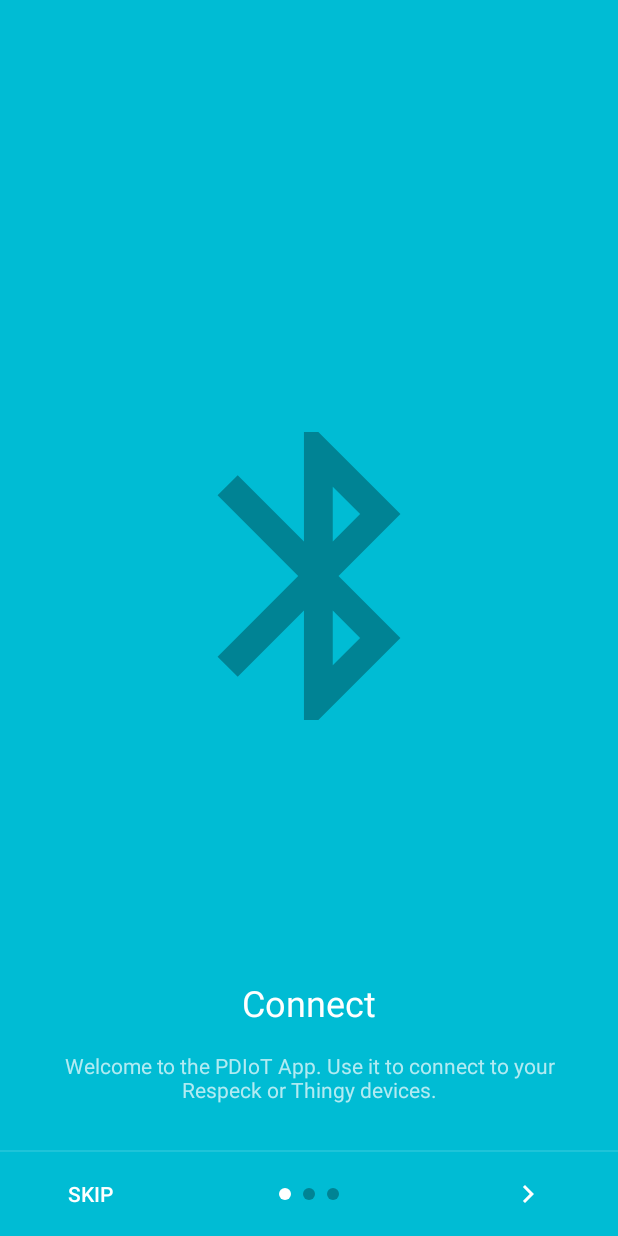
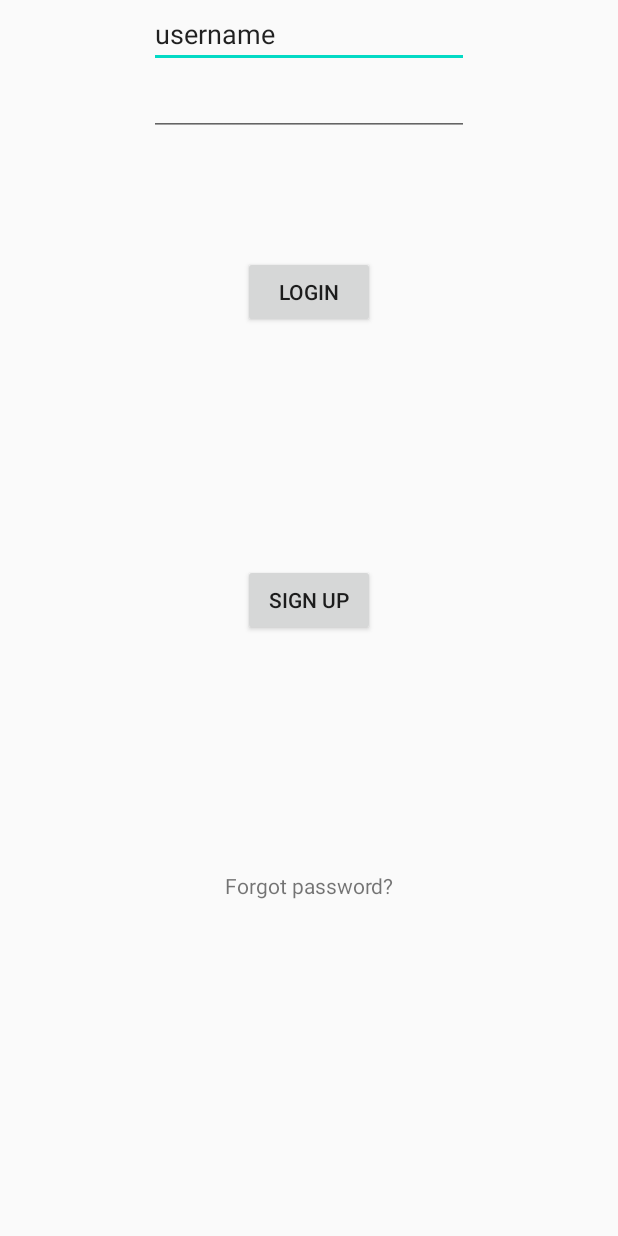
Before and after one commit to Steven-Chang1114/pdiotapp, an Android app: the screen it shows after launch (OnBoardingActivity before the commit, MainPage after it), on a phone screen of 412 x 824 dp. Run offline under Robolectric (Android 15) with nearby library versions, the phone set to English and light mode, and no system bars.

Commit message:
Add login page

```diff
--- a/app/src/main/AndroidManifest.xml
+++ b/app/src/main/AndroidManifest.xml
@@ -11,6 +11,7 @@
     <uses-permission android:name="android.permission.WRITE_EXTERNAL_STORAGE" />
     <uses-permission android:name="android.permission.FOREGROUND_SERVICE" />
     <uses-permission android:name="android.permission.NFC" />
+    <uses-permission android:name="android.permission.GET_ACCOUNTS" />
 
     <uses-feature
         android:name="android.hardware.bluetooth_le"
@@ -81,6 +82,26 @@
             </intent-filter>
         </activity>
 
+        <activity
+            android:name=".MainActivity"
+            android:screenOrientation="portrait">
+            <intent-filter>
+                <action android:name="com.specknet.respeck.RESPECK_LIVE_BROADCAST" />
+            </intent-filter>
+            <intent-filter>
+                <action android:name="com.specknet.respeck.ACTION_RESPECK_LIVE_BROADCAST" />
+            </intent-filter>
+            <intent-filter>
+                <action android:name="com.specknet.respeck.ACTION_RESPECK_REHAB_BROADCAST" />
+            </intent-filter>
+            <intent-filter>
+                <action android:name="com.specknet.respeck.RESPECK_REHAB_BROADCAST" />
+            </intent-filter>
+            <intent-filter>
+                <action android:name="com.specknet.pdiotapp.RESPECK_BROADCAST" />
+            </intent-filter>
+        </activity>
+
         <service
             android:name=".bluetooth.BluetoothService"
             android:enabled="true"
@@ -97,7 +118,7 @@
             android:name=".RecordingActivity"
             android:screenOrientation="portrait" />
         <activity
-            android:name=".MainActivity"
+            android:name=".MainPage"
             android:screenOrientation="portrait">
             <intent-filter>
                 <action android:name="android.intent.action.MAIN" />
--- a/app/src/main/java/com/specknet/pdiotapp/MainActivity.kt
+++ b/app/src/main/java/com/specknet/pdiotapp/MainActivity.kt
@@ -184,7 +184,7 @@ class MainActivity : AppCompatActivity() {
 
     override fun onDestroy() {
         super.onDestroy()
-        System.exit(0)
+//        System.exit(0)
     }
 
     override fun onRequestPermissionsResult(
--- /dev/null
+++ b/app/src/main/java/com/specknet/pdiotapp/MainPage.kt
@@ -0,0 +1,33 @@
+package com.specknet.pdiotapp
+
+import android.content.Intent
+import androidx.appcompat.app.AppCompatActivity
+import android.os.Bundle
+import android.widget.Button
+
+class MainPage : AppCompatActivity() {
+
+    // buttons and textviews
+    lateinit var loginBtn: Button
+
+    override fun onCreate(savedInstanceState: Bundle?) {
+        super.onCreate(savedInstanceState)
+        setContentView(R.layout.login)
+
+        loginBtn = findViewById(R.id.login_btn)
+
+        setupClickListeners()
+    }
+
+    fun setupClickListeners() {
+        loginBtn.setOnClickListener {
+            val intent = Intent(this, MainActivity::class.java)
+            startActivity(intent)
+        }
+    }
+
+    override fun onDestroy() {
+        super.onDestroy()
+        System.exit(0)
+    }
+}
--- a/app/src/main/java/com/specknet/pdiotapp/bluetooth/BluetoothSpeckService.java
+++ b/app/src/main/java/com/specknet/pdiotapp/bluetooth/BluetoothSpeckService.java
@@ -13,7 +13,6 @@ import android.content.BroadcastReceiver;
 import android.content.Context;
 import android.content.Intent;
 import android.content.IntentFilter;
-import android.content.SharedPreferences;
 import android.graphics.Color;
 import android.os.Build;
 import android.os.Handler;
@@ -28,7 +27,7 @@ import androidx.core.app.NotificationCompat;
 import com.polidea.rxandroidble.RxBleClient;
 import com.polidea.rxandroidble.RxBleConnection;
 import com.polidea.rxandroidble.RxBleDevice;
-import com.specknet.pdiotapp.MainActivity;
+import com.specknet.pdiotapp.MainPage;
 import com.specknet.pdiotapp.R;
 import com.specknet.pdiotapp.utils.Constants;
 import com.specknet.pdiotapp.utils.RESpeckPacketHandler;
@@ -37,7 +36,6 @@ import com.specknet.pdiotapp.utils.ThingyPacketHandler;
 import com.specknet.pdiotapp.utils.Utils;
 
 import java.util.Arrays;
-import java.util.Map;
 import java.util.Timer;
 import java.util.TimerTask;
 import java.util.UUID;
@@ -156,7 +154,7 @@ public class BluetoothSpeckService extends Service {
     private void startInForeground() {
         Log.d(TAG, "startInForeground: here");
         if (android.os.Build.VERSION.SDK_INT < android.os.Build.VERSION_CODES.O) {
-            Intent notificationIntent = new Intent(this, MainActivity.class);
+            Intent notificationIntent = new Intent(this, MainPage.class);
             PendingIntent pendingIntent = PendingIntent.getActivity(this, 0, notificationIntent, 0);
 
             Notification notification = new Notification.Builder(this).setContentTitle(
--- a/app/src/main/res/layout/activity_main.xml
+++ b/app/src/main/res/layout/activity_main.xml
@@ -5,7 +5,7 @@
     android:layout_width="match_parent"
     android:layout_height="match_parent"
     android:id="@+id/coordinatorLayout"
-    tools:context=".MainActivity">
+    tools:context=".MainPage">
 
     <androidx.constraintlayout.widget.ConstraintLayout
         android:layout_width="match_parent"
--- /dev/null
+++ b/app/src/main/res/layout/login.xml
@@ -0,0 +1,88 @@
+<?xml version="1.0" encoding="utf-8"?>
+<androidx.constraintlayout.widget.ConstraintLayout xmlns:android="http://schemas.android.com/apk/res/android"
+    xmlns:app="http://schemas.android.com/apk/res-auto"
+    xmlns:tools="http://schemas.android.com/tools"
+    android:layout_width="match_parent"
+    android:layout_height="match_parent">
+
+    <androidx.constraintlayout.widget.ConstraintLayout
+        android:id="@+id/main"
+        android:layout_width="0dp"
+        android:layout_height="600dp"
+        app:layout_constraintBottom_toTopOf="@+id/oauth"
+        app:layout_constraintEnd_toEndOf="parent"
+        app:layout_constraintStart_toStartOf="parent"
+        app:layout_constraintTop_toTopOf="parent">
+
+        <TextView
+            android:id="@+id/sign_up_title"
+            android:layout_width="wrap_content"
+            android:layout_height="wrap_content"
+            android:text="Sign in"
+            app:layout_constraintBottom_toTopOf="@+id/username"
+            app:layout_constraintEnd_toEndOf="parent"
+            app:layout_constraintStart_toStartOf="parent" />
+
+        <EditText
+            android:id="@+id/username"
+            android:layout_width="wrap_content"
+            android:layout_height="wrap_content"
+            android:ems="10"
+            android:inputType="textPersonName"
+            android:text="username"
+            app:layout_constraintEnd_toEndOf="parent"
+            app:layout_constraintStart_toStartOf="parent"
+            tools:layout_editor_absoluteY="103dp" />
+
+        <EditText
+            android:id="@+id/password"
+            android:layout_width="wrap_content"
+            android:layout_height="wrap_content"
+            android:ems="10"
+            android:inputType="textPassword"
+            app:layout_constraintEnd_toEndOf="parent"
+            app:layout_constraintStart_toStartOf="parent"
+            app:layout_constraintTop_toBottomOf="@+id/username" />
+
+        <Button
+            android:id="@+id/login_btn"
+            android:layout_width="wrap_content"
+            android:layout_height="wrap_content"
+            android:layout_marginTop="80dp"
+            android:text="Login"
+            app:layout_constraintEnd_toEndOf="parent"
+            app:layout_constraintHorizontal_bias="0.501"
+            app:layout_constraintStart_toStartOf="parent"
+            app:layout_constraintTop_toBottomOf="@+id/password" />
+
+        <TextView
+            android:id="@+id/forgotpassword"
+            android:layout_width="wrap_content"
+            android:layout_height="wrap_content"
+            android:text="Forgot password?"
+            app:layout_constraintBottom_toBottomOf="parent"
+            app:layout_constraintEnd_toEndOf="parent"
+            app:layout_constraintStart_toStartOf="parent" />
+
+        <Button
+            android:id="@+id/signup_btn"
+            android:layout_width="wrap_content"
+            android:layout_height="wrap_content"
+            android:text="Sign Up"
+            app:layout_constraintBottom_toTopOf="@+id/forgotpassword"
+            app:layout_constraintEnd_toEndOf="parent"
+            app:layout_constraintStart_toStartOf="parent"
+            app:layout_constraintTop_toBottomOf="@+id/login_btn" />
+    </androidx.constraintlayout.widget.ConstraintLayout>
+
+    <androidx.constraintlayout.widget.ConstraintLayout
+        android:id="@+id/oauth"
+        android:layout_width="wrap_content"
+        android:layout_height="0dp"
+        app:layout_constraintBottom_toBottomOf="parent"
+        app:layout_constraintEnd_toEndOf="parent"
+        app:layout_constraintStart_toStartOf="parent"
+        app:layout_constraintTop_toBottomOf="@+id/main">
+
+    </androidx.constraintlayout.widget.ConstraintLayout>
+</androidx.constraintlayout.widget.ConstraintLayout>
--- a/app/src/main/res/menu/menu_main.xml
+++ b/app/src/main/res/menu/menu_main.xml
@@ -2,7 +2,7 @@
 <menu xmlns:android="http://schemas.android.com/apk/res/android"
     xmlns:app="http://schemas.android.com/apk/res-auto"
     xmlns:tools="http://schemas.android.com/tools"
-    tools:context="com.specknet.pdiotapp.MainActivity">
+    tools:context="com.specknet.pdiotapp.MainPage">
     <item
         android:id="@+id/show_tutorial"
         android:orderInCategory="100"
```
Also changed, not shown: app/src/main/res/drawable/google.png (added).
